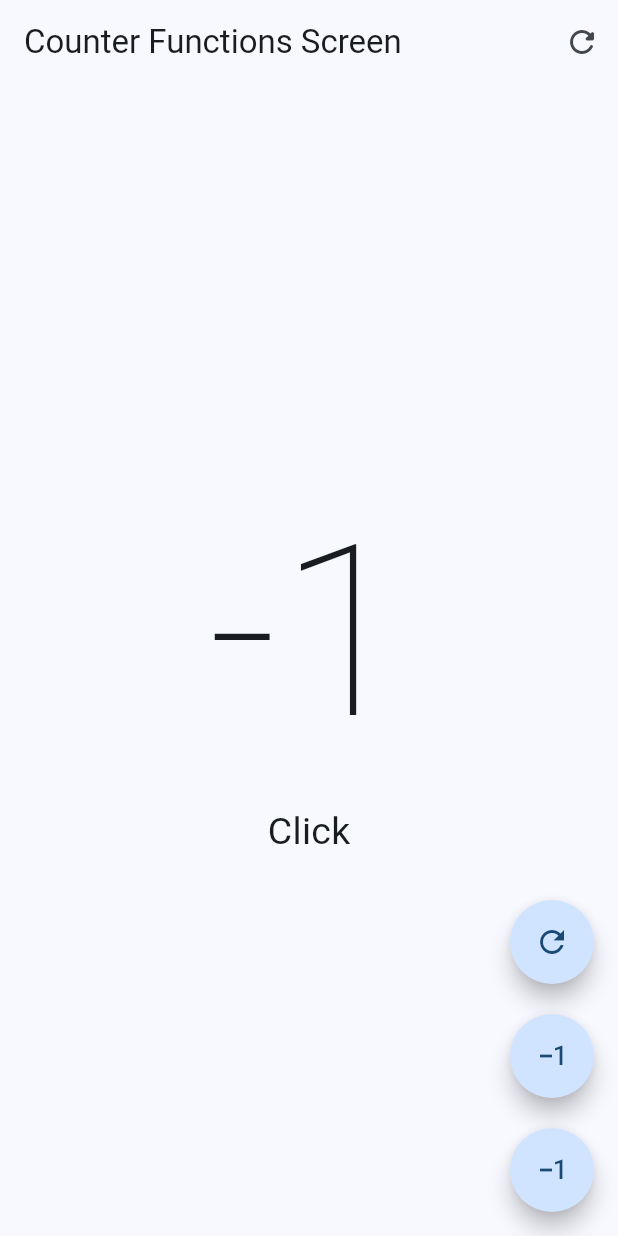
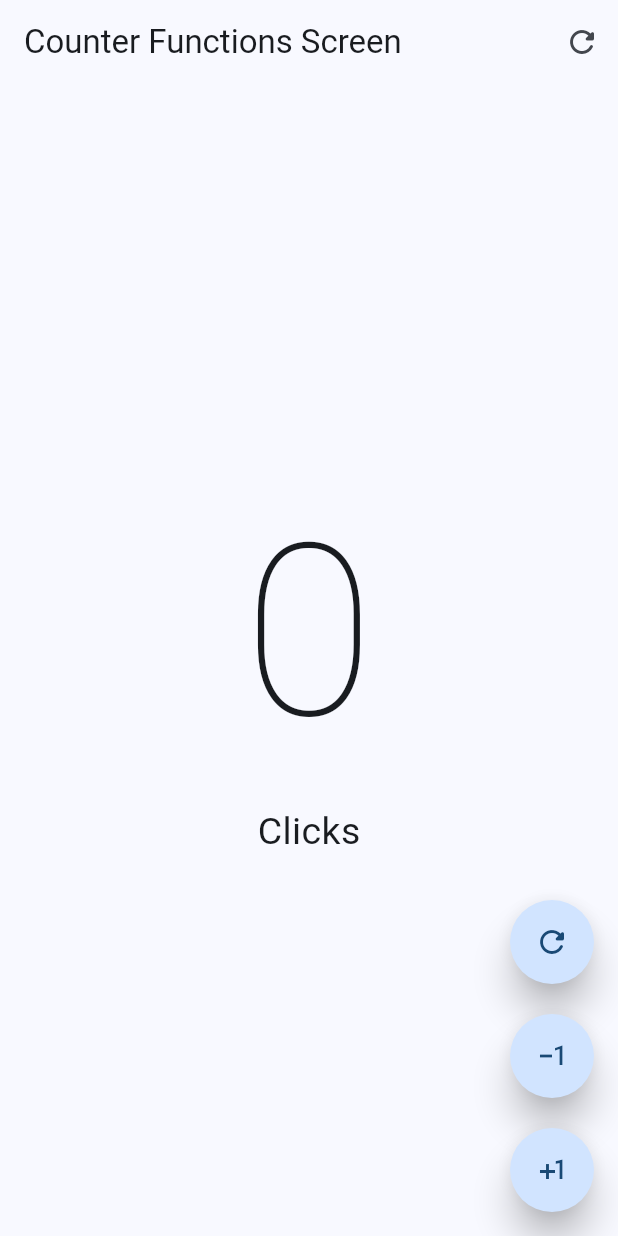
Before and after one commit to Axely7/Counter, a Flutter app: the screen it shows after launch, after a tap on the "exposure minus 1" icon, on a phone screen of 412 x 824 dp. Run offline on Flutter 3.47's test engine with Material 2 defaults, Android fonts, the phone set to English and light mode, and no system bars.

Commit message:
app done, custom widget created

```diff
--- a/lib/presentation/screens/counter/counter_function_screen.dart
+++ b/lib/presentation/screens/counter/counter_function_screen.dart
@@ -45,37 +45,60 @@ class _CounterFunctionsScreenState extends State<CounterFunctionsScreen> {
         floatingActionButton: Column(
           mainAxisAlignment: MainAxisAlignment.end,
           children: [
-            FloatingActionButton(
-                shape: const StadiumBorder(),
-                onPressed: () {
-                  setState(() {
-                    clickCounter++;
-                  });
-                },
-                child: const Icon(Icons.refresh_outlined)),
+            CustomButton(
+              icon: Icons.refresh_rounded,
+              onPressed: () {
+                setState(() {
+                  clickCounter = 0;
+                });
+              },
+            ),
             const SizedBox(
               height: 20,
             ),
-            FloatingActionButton(
-                shape: const StadiumBorder(),
-                onPressed: () {
-                  setState(() {
-                    clickCounter--;
-                  });
-                },
-                child: const Icon(Icons.exposure_minus_1_outlined)),
+            CustomButton(
+              icon: Icons.exposure_minus_1_outlined,
+              onPressed: () {
+                setState(() {
+                  if (clickCounter == 0) return;
+                  clickCounter--;
+                });
+              },
+            ),
             const SizedBox(
               height: 20,
             ),
-            FloatingActionButton(
-                shape: const StadiumBorder(),
-                onPressed: () {
-                  setState(() {
-                    clickCounter--;
-                  });
-                },
-                child: const Icon(Icons.exposure_minus_1_outlined)),
+            CustomButton(
+              icon: Icons.plus_one,
+              onPressed: () {
+                setState(() {
+                  clickCounter++;
+                });
+              },
+            ),
           ],
         ));
   }
 }
+
+class CustomButton extends StatelessWidget {
+  final IconData icon;
+  final VoidCallback? onPressed;
+
+  const CustomButton({
+    super.key,
+    required this.icon,
+    this.onPressed,
+  });
+
+  @override
+  Widget build(BuildContext context) {
+    return FloatingActionButton(
+      shape: const StadiumBorder(),
+      onPressed: onPressed,
+      enableFeedback: true,
+      elevation: 10,
+      child: Icon(icon),
+    );
+  }
+}
```
